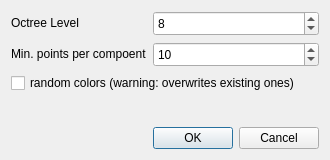
Old version of the form qCC/ui_templates/labelingDlg.ui in the repository CloudCompare/CloudCompare.
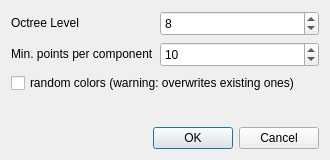
New version of the form. Custom widgets are drawn as their Qt base class.

```diff
--- a/qCC/ui_templates/labelingDlg.ui
+++ b/qCC/ui_templates/labelingDlg.ui
@@ -57,7 +57,7 @@
         <string>Minimum number of points per component</string>
        </property>
        <property name="text">
-        <string>Min. points per compoent</string>
+        <string>Min. points per component</string>
        </property>
       </widget>
      </item>
```
